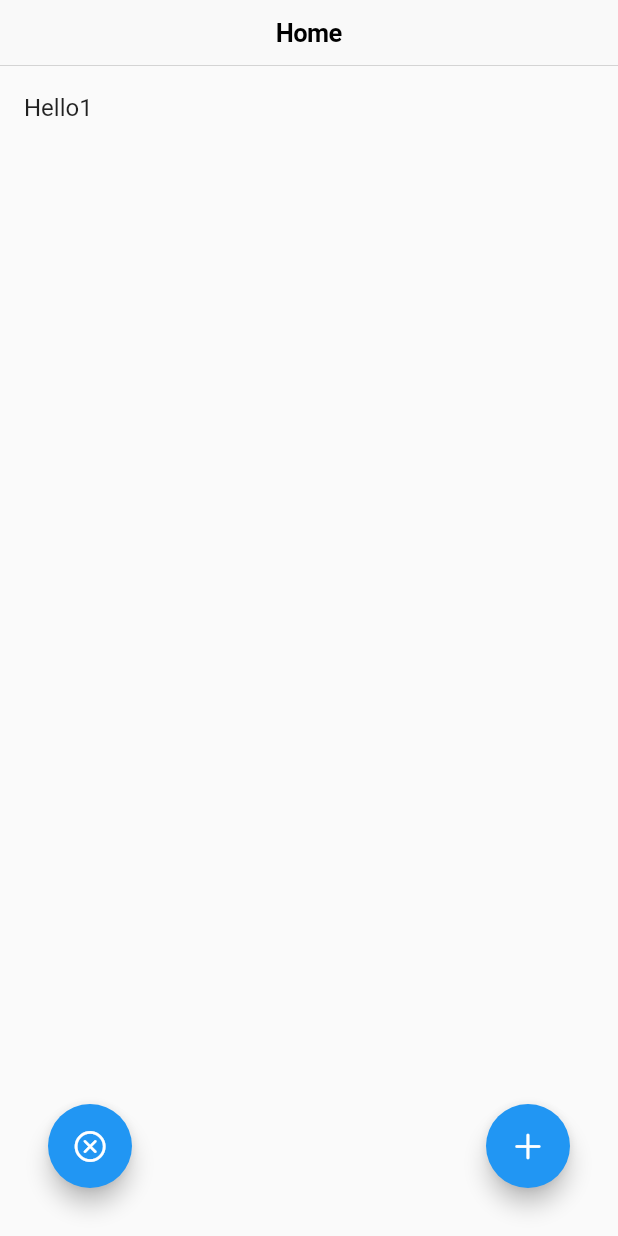
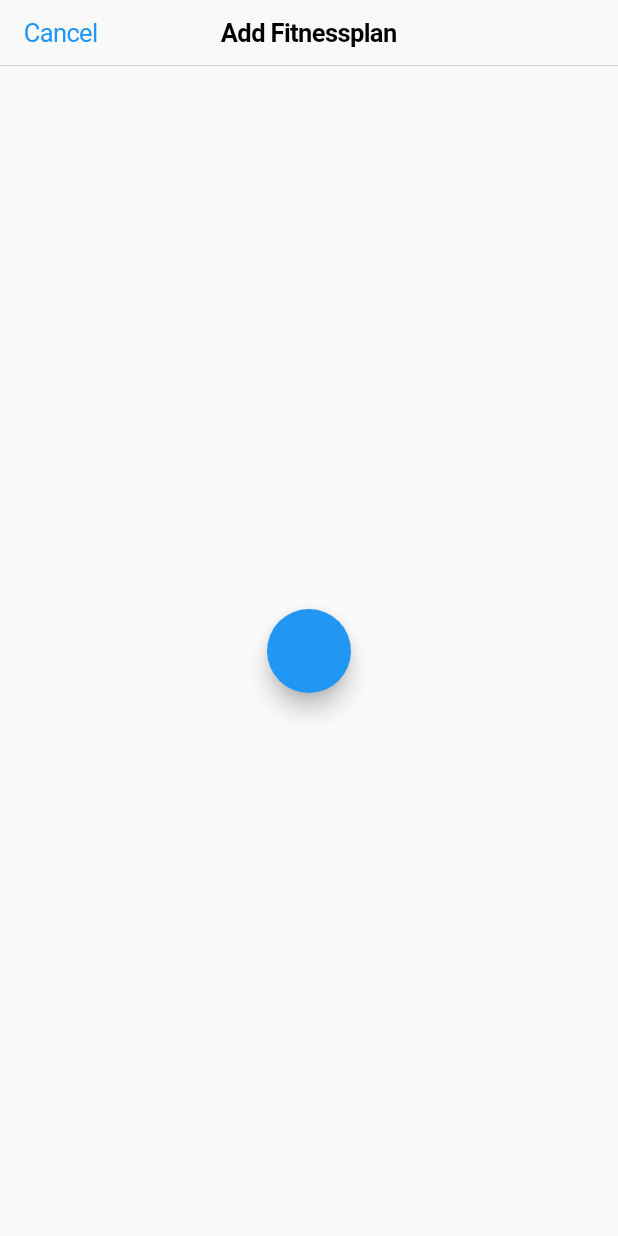
Before and after one commit to roy-adler/fitnapp, a Flutter app: the screen it shows after launch, after a tap on an icon or button, on a phone screen of 412 x 824 dp. Run offline on Flutter 3.47's test engine with Material 2 defaults, Android fonts, the phone set to English and light mode, and no system bars; our stand-ins replace shared_preferences.

Commit message:
(InWork) Add Custom FitnessPlan

```diff
--- /dev/null
+++ b/lib/App/Fitness/fitness_plan_add.dart
@@ -0,0 +1,26 @@
+import 'package:fitnapp/App/Exercise/exercise_list_view.dart';
+import 'package:fitnapp/App/Fitness/fitness_plan.dart';
+import 'package:fitnapp/Data/Data.dart';
+import 'package:flutter/cupertino.dart';
+import 'package:flutter/material.dart';
+
+class FitnessPlanAdd extends StatelessWidget {
+  @override
+  Widget build(BuildContext context) {
+    return Scaffold(
+      appBar: CupertinoNavigationBar(
+        previousPageTitle: "Overview",
+        middle: Text("Add Fitnessplan"),
+      ),
+      body: Center(
+        child: FloatingActionButton(
+          onPressed: () {
+            Data.addFitnessPlan(FitnessPlan(
+              title: "Hello",
+            ));
+          },
+        ),
+      ),
+    );
+  }
+}
--- a/lib/main.dart
+++ b/lib/main.dart
@@ -1,5 +1,5 @@
-import 'package:fitnapp/App/Exercise/exercise.dart';
 import 'package:fitnapp/App/Fitness/fitness_plan.dart';
+import 'package:fitnapp/App/Fitness/fitness_plan_add.dart';
 import 'package:fitnapp/App/Fitness/fitness_plan_list_view.dart';
 import 'package:flutter/cupertino.dart';
 import 'package:flutter/material.dart';
@@ -13,10 +13,23 @@ class MyApp extends StatefulWidget {
 }
 
 class _MyAppState extends State<MyApp> {
-  Scaffold homePage(Widget widget) {
+  Scaffold homePage(BuildContext pageContext, Widget widget) {
     return Scaffold(
       appBar: CupertinoNavigationBar(
         middle: Text("Home"),
+        trailing: GestureDetector(
+          onTap: () => Navigator.push(
+            pageContext,
+            CupertinoPageRoute(
+              fullscreenDialog: true,
+              builder: (pageContext) => FitnessPlanAdd(),
+            ),
+          ),
+          child: Icon(
+            CupertinoIcons.add,
+            color: CupertinoColors.activeBlue,
+          ),
+        ),
       ),
       body: widget,
     );
@@ -35,7 +48,7 @@ class _MyAppState extends State<MyApp> {
                 (snapshot.hasData)
                     ? (snapshot.data.length > 0)
                         ? FitnessPlanListView(fitnessPlanList: snapshot.data)
-                        : homePage(Center(child: Text("No entries")))
+                        : homePage(context, Center(child: Text("No entries")))
                     : Center(
                         child: Column(
                           mainAxisAlignment: MainAxisAlignment.center,
@@ -51,9 +64,13 @@ class _MyAppState extends State<MyApp> {
                   child: FloatingActionButton(
                     heroTag: "Add",
                     onPressed: () => setState(() {
-                      Data.addFitnessPlan(FitnessPlan(
-                        title: "Hello" + (snapshot.data.length + 1).toString(),
-                      ));
+                      Navigator.push(
+                        context,
+                        CupertinoPageRoute(
+                          fullscreenDialog: true,
+                          builder: (context) => FitnessPlanAdd(),
+                        ),
+                      );
                     }),
                     child: Icon(CupertinoIcons.add),
                   ),
```
Also changed, not shown: lib/App/Fitness/fitness_plan_list_view.dart (+14 -1 lines).
